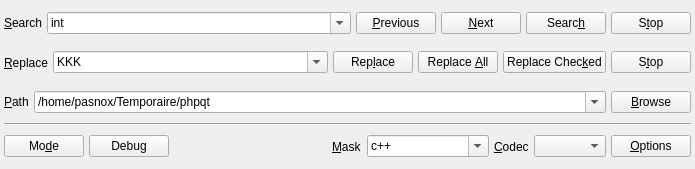
The window that v2/branches/dev/plugins/base/SearchAndReplaceV2/src/SearchWidget.ui (testmana2/mks) describes before a commit, drawn with Qt 5.
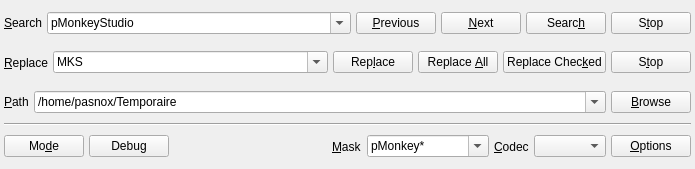
The same window after the commit. Icons and pictures are not drawn.

```diff
--- a/v2/branches/dev/plugins/base/SearchAndReplaceV2/src/SearchWidget.ui
+++ b/v2/branches/dev/plugins/base/SearchAndReplaceV2/src/SearchWidget.ui
@@ -55,7 +55,12 @@
         </property>
         <item>
          <property name="text">
-          <string>int</string>
+          <string>pMonkeyStudio</string>
+         </property>
+        </item>
+        <item>
+         <property name="text">
+          <string>MKS</string>
          </property>
         </item>
        </widget>
@@ -157,7 +162,12 @@
         </property>
         <item>
          <property name="text">
-          <string>KKK</string>
+          <string>MKS</string>
+         </property>
+        </item>
+        <item>
+         <property name="text">
+          <string>pMonkeyStudio</string>
          </property>
         </item>
        </widget>
@@ -255,7 +265,7 @@
         </property>
         <item>
          <property name="text">
-          <string>/home/pasnox/Temporaire/phpqt</string>
+          <string>/home/pasnox/Temporaire</string>
          </property>
         </item>
        </widget>
@@ -384,7 +394,7 @@
            </property>
            <item>
             <property name="text">
-             <string>c++</string>
+             <string>pMonkey*</string>
             </property>
            </item>
           </widget>
```
